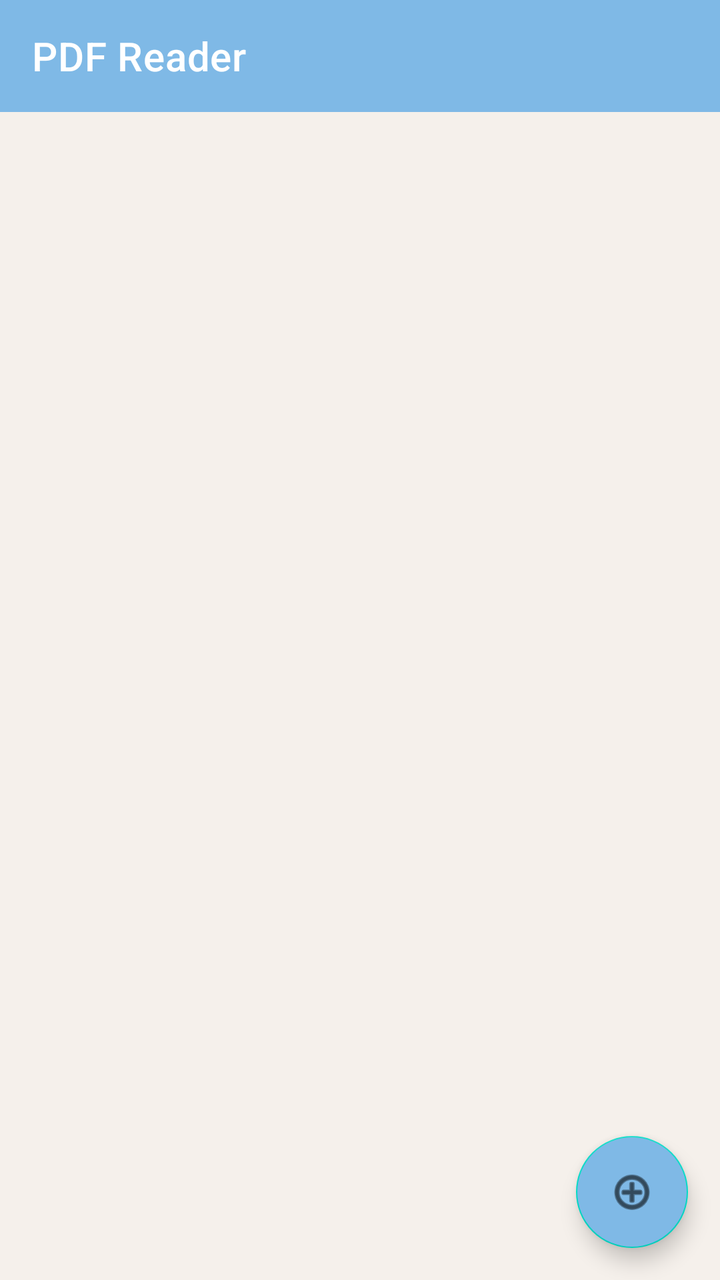
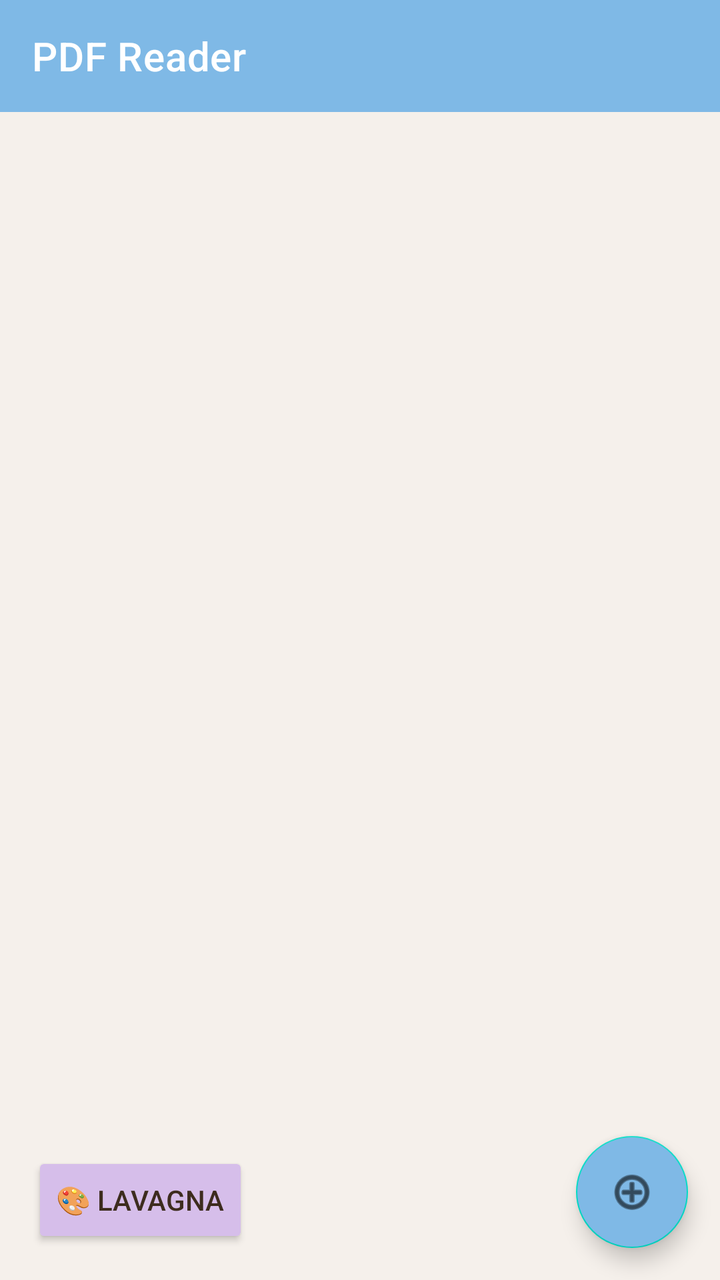

Compare the two renders of this Android layout. The source of the first and the diff that turns it into the second are given below.
<!-- AndroidManifest.xml: application theme Theme.PDFReader -->
<!-- res/layout/activity_main.xml -->
<?xml version="1.0" encoding="utf-8"?>
<androidx.constraintlayout.widget.ConstraintLayout
    xmlns:android="http://schemas.android.com/apk/res/android"
    xmlns:app="http://schemas.android.com/apk/res-auto"
    android:layout_width="match_parent"
    android:layout_height="match_parent"
    android:background="#F5F0EB">

    <com.google.android.material.appbar.MaterialToolbar
        android:id="@+id/toolbar"
        android:layout_width="match_parent"
        android:layout_height="?attr/actionBarSize"
        android:background="#7FB9E6"
        app:title="PDF Reader"
        app:titleTextColor="#FFFFFF"
        app:layout_constraintTop_toTopOf="parent" />

    <TextView
        android:id="@+id/textEmpty"
        android:layout_width="wrap_content"
        android:layout_height="wrap_content"
        android:text="Nessun PDF trovato"
        android:textSize="18sp"
        android:textColor="#8B7B6B"
        android:visibility="gone"
        app:layout_constraintBottom_toBottomOf="parent"
        app:layout_constraintLeft_toLeftOf="parent"
        app:layout_constraintRight_toRightOf="parent"
        app:layout_constraintTop_toTopOf="parent" />

    <androidx.recyclerview.widget.RecyclerView
        android:id="@+id/recyclerView"
        android:layout_width="match_parent"
        android:layout_height="0dp"
        android:padding="16dp"
        app:layout_constraintBottom_toBottomOf="parent"
        app:layout_constraintTop_toBottomOf="@id/toolbar" />

    <com.google.android.material.floatingactionbutton.FloatingActionButton
        android:id="@+id/fabAdd"
        android:layout_width="wrap_content"
        android:layout_height="wrap_content"
        android:layout_margin="16dp"
        android:src="@android:drawable/ic_menu_add"
        android:backgroundTint="#7FB9E6"
        app:layout_constraintBottom_toBottomOf="parent"
        app:layout_constraintRight_toRightOf="parent" />

</androidx.constraintlayout.widget.ConstraintLayout>
<!-- resources referenced by this layout -->
<resources>
  <style name="Theme.PDFReader" parent="Theme.MaterialComponents.Light.NoActionBar">
          <item name="colorPrimary">#7FB9E6</item>
          <item name="colorPrimaryVariant">#D6BEEA</item>
          <item name="colorOnPrimary">#FFFFFF</item>
          <item name="android:statusBarColor">#7FB9E6</item>
      </style>
</resources>

<!-- the commit's change to res/layout/activity_main.xml (unified diff, before → after) -->
@@ -45,5 +45,14 @@
         android:backgroundTint="#7FB9E6"
         app:layout_constraintBottom_toBottomOf="parent"
         app:layout_constraintRight_toRightOf="parent" />
-
+<Button
+    android:id="@+id/btnWhiteboard"
+    android:layout_width="wrap_content"
+    android:layout_height="wrap_content"
+    android:text="🎨 Lavagna"
+    android:backgroundTint="#D6BEEA"
+    android:textColor="#3D2C1E"
+    android:layout_margin="16dp"
+    app:layout_constraintBottom_toBottomOf="parent"
+    app:layout_constraintLeft_toLeftOf="parent" />
 </androidx.constraintlayout.widget.ConstraintLayout>
